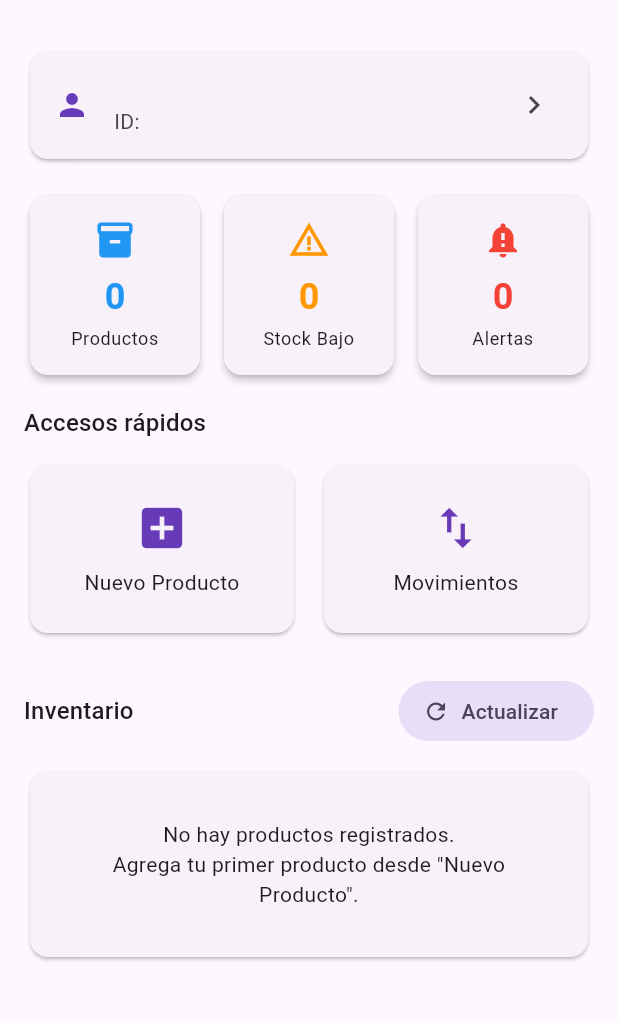
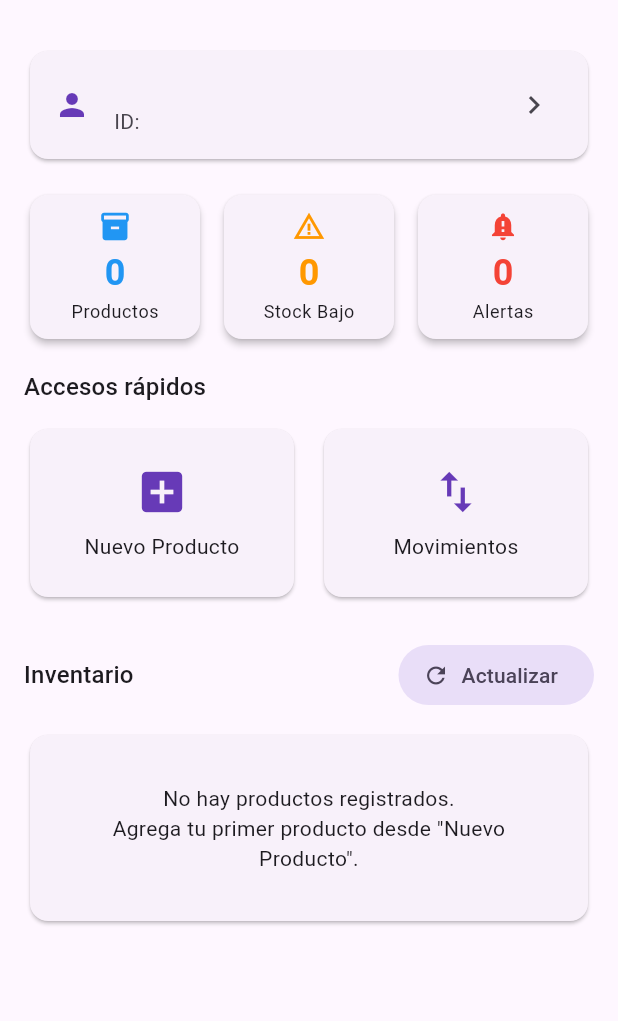
Before and after one commit to Aleon97/stockia, a Flutter app: the screen it shows once a user with an empty profile is signed in, on a phone screen of 412 x 824 dp, the part 63-1084 px from its top. Run offline on Flutter 3.47's test engine with Material 3 defaults, Android fonts, the phone set to English and light mode, and no system bars; our stand-ins replace cloud_firestore, firebase_auth, firebase_core, flutter_riverpod, google_sign_in; accounts and stored records are empty.

Commit message:
feat: responsive design across all screens + cache fix
- Make all 8 screens fully responsive (320px to 1920px)
- UserProfileScreen: LayoutBuilder@600px, Column fields, mobile chips nav
- DashboardScreen: compact metrics, FittedBox text, Wrap for buttons
- RegisterScreen: Center + ConstrainedBox(maxWidth:500)
- ProductFormScreen: Center + ConstrainedBox(maxWidth:600)
- InventoryMovementsScreen: isExpanded dropdown fix
- Fix firebase.json cache headers (no-cache on dynamic JS)
- Add SW cleanup script to web/index.html
- Add 70 responsive overflow tests (7 sizes x 8 screens + extras)
- Fix deprecated DropdownButtonFormField value -> initialValue
- All 454 tests passing, flutter analyze clean

```diff
--- a/lib/presentation/screens/dashboard_screen.dart
+++ b/lib/presentation/screens/dashboard_screen.dart
@@ -78,8 +78,10 @@ class DashboardScreen extends ConsumerWidget {
                 const SizedBox(height: 16),
 
                 // ── Resumen de métricas ──
-                Row(
-                  children: [
+                LayoutBuilder(
+                  builder: (context, constraints) {
+                    final isNarrow = constraints.maxWidth < 400;
+                    final metricCards = <Widget>[
                       Expanded(
                         child: productsAsync.when(
                           data: (products) => _MetricCard(
@@ -87,6 +89,7 @@ class DashboardScreen extends ConsumerWidget {
                             title: 'Productos',
                             value: '${products.length}',
                             color: Colors.blue,
+                            compact: isNarrow,
                             onTap: () => Navigator.of(context).push(
                               MaterialPageRoute(
                                 builder: (_) => const ProductListScreen(),
@@ -106,6 +109,7 @@ class DashboardScreen extends ConsumerWidget {
                             title: 'Stock Bajo',
                             value: '${products.length}',
                             color: Colors.orange,
+                            compact: isNarrow,
                             onTap: () {},
                           ),
                           loading: () => const _DashboardCardLoading(),
@@ -121,6 +125,7 @@ class DashboardScreen extends ConsumerWidget {
                             title: 'Alertas',
                             value: '${alerts.length}',
                             color: Colors.red,
+                            compact: isNarrow,
                             onTap: () => Navigator.of(context).push(
                               MaterialPageRoute(
                                 builder: (_) => const StockAlertsScreen(),
@@ -132,7 +137,9 @@ class DashboardScreen extends ConsumerWidget {
                               _DashboardCardError(error: e.toString()),
                         ),
                       ),
-                  ],
+                    ];
+                    return Row(children: metricCards);
+                  },
                 ),
                 const SizedBox(height: 16),
 
@@ -172,8 +179,11 @@ class DashboardScreen extends ConsumerWidget {
                 const SizedBox(height: 24),
 
                 // ── Grid de inventario ──
-                Row(
-                  mainAxisAlignment: MainAxisAlignment.spaceBetween,
+                Wrap(
+                  alignment: WrapAlignment.spaceBetween,
+                  crossAxisAlignment: WrapCrossAlignment.center,
+                  spacing: 8,
+                  runSpacing: 8,
                   children: [
                     Text(
                       'Inventario',
@@ -279,6 +289,7 @@ class _MetricCard extends StatelessWidget {
   final String value;
   final Color color;
   final VoidCallback onTap;
+  final bool compact;
 
   const _MetricCard({
     required this.icon,
@@ -286,6 +297,7 @@ class _MetricCard extends StatelessWidget {
     required this.value,
     required this.color,
     required this.onTap,
+    this.compact = false,
   });
 
   @override
@@ -296,23 +308,32 @@ class _MetricCard extends StatelessWidget {
         onTap: onTap,
         borderRadius: BorderRadius.circular(12),
         child: Padding(
-          padding: const EdgeInsets.symmetric(vertical: 16, horizontal: 12),
+          padding: EdgeInsets.symmetric(
+            vertical: compact ? 10 : 16,
+            horizontal: compact ? 6 : 12,
+          ),
           child: Column(
             children: [
-              Icon(icon, color: color, size: 28),
-              const SizedBox(height: 8),
-              Text(
+              Icon(icon, color: color, size: compact ? 22 : 28),
+              const SizedBox(height: 4),
+              FittedBox(
+                fit: BoxFit.scaleDown,
+                child: Text(
                   value,
                   style: Theme.of(context).textTheme.headlineSmall?.copyWith(
                     fontWeight: FontWeight.bold,
                     color: color,
                   ),
                 ),
-              const SizedBox(height: 4),
-              Text(
+              ),
+              const SizedBox(height: 2),
+              FittedBox(
+                fit: BoxFit.scaleDown,
+                child: Text(
                   title,
                   style: Theme.of(context).textTheme.bodySmall,
                   textAlign: TextAlign.center,
+                ),
               ),
             ],
           ),
--- a/lib/presentation/screens/inventory_movements_screen.dart
+++ b/lib/presentation/screens/inventory_movements_screen.dart
@@ -215,6 +215,7 @@ class _CreateMovementFormState extends ConsumerState<_CreateMovementForm> {
             productsAsync.when(
               data: (products) => DropdownButtonFormField<String>(
                 initialValue: _selectedProductId,
+                isExpanded: true,
                 decoration: const InputDecoration(
                   labelText: 'Producto',
                   prefixIcon: Icon(Icons.inventory),
```
Also changed, not shown: lib/presentation/screens/product_form_screen.dart (+36 -13 lines), lib/presentation/screens/register_screen.dart (+20 -8 lines), lib/presentation/screens/user_profile_screen.dart (+92 -46 lines), firebase.json, 4 other files. Lines whose indentation alone changed are shown as unchanged.
